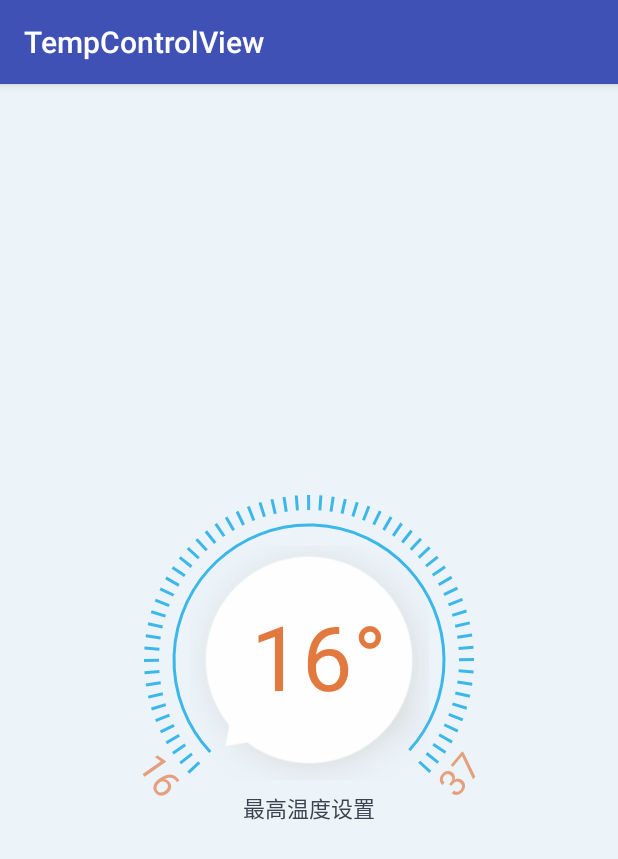
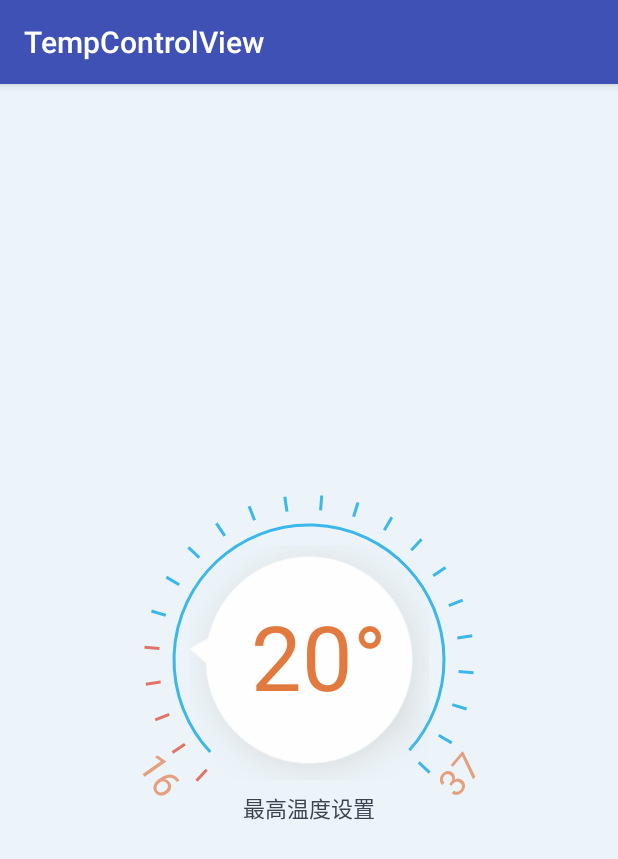
Before and after one commit to alidili/TempControlView, an Android app: the screen it shows after launch (MainActivity), on a phone screen of 412 x 824 dp. Shown: the top 859 px of the screen. Run offline under Robolectric (Android 15) with nearby library versions, the phone set to English and light mode, and no system bars.

Commit message:
1、修改旋钮角度和刻度不对应bug<br> 2、修改起始温度 < 0 时候，文字不正确bug<br> 3、优化画刻度部分代码<br> 4、添加旋钮是否可旋转功能.

```diff
--- a/app/src/main/java/com/yang/tempcontrolview/MainActivity.java
+++ b/app/src/main/java/com/yang/tempcontrolview/MainActivity.java
@@ -23,8 +23,10 @@ public class MainActivity extends AppCompatActivity {
 
         TempControlView tempControl = findViewById(R.id.temp_control);
         // 设置三格代表温度1度
-        tempControl.setAngleRate(3);
-        tempControl.setTemp(16, 37, 16);
+        tempControl.setAngleRate(1);
+        tempControl.setTemp(16, 37, 20);
+        //设置旋钮是否可旋转
+        tempControl.setCanRotate(true);
 
         tempControl.setOnTempChangeListener(new TempControlView.OnTempChangeListener() {
             @Override
--- a/app/src/main/java/com/yang/tempcontrolview/TempControlView.java
+++ b/app/src/main/java/com/yang/tempcontrolview/TempControlView.java
@@ -73,6 +73,10 @@ public class TempControlView extends View {
     private float rotateAngle;
     // 当前的角度
     private float currentAngle;
+    /**
+     * 是否可以旋转
+     */
+    private boolean canRotate = false;
 
     public TempControlView(Context context) {
         this(context, null);
@@ -143,6 +147,7 @@ public class TempControlView extends View {
         drawTemp(canvas);
     }
 
+
     /**
      * 绘制刻度盘
      *
@@ -151,19 +156,20 @@ public class TempControlView extends View {
     private void drawScale(Canvas canvas) {
         canvas.save();
         canvas.translate(getWidth() / 2, getHeight() / 2);
-        // 逆时针旋转135-2度
-        canvas.rotate(-133);
+        // 顺时针旋转135-2度
+        canvas.rotate(133);
+        //未达到的温度
         dialPaint.setColor(Color.parseColor("#3CB7EA"));
-        for (int i = 0; i < angleRate * (maxTemp - minTemp); i++) {
+        for (int i = angleRate * maxTemp; i > angleRate * temperature; i--) {
             canvas.drawLine(0, -dialRadius, 0, -dialRadius + scaleHeight, dialPaint);
-            canvas.rotate(angleOne);
+            canvas.rotate(-angleOne);
         }
 
-        canvas.rotate(90);
+        //已经达到的温度
         dialPaint.setColor(Color.parseColor("#E37364"));
-        for (int i = 0; i < (temperature - minTemp) * angleRate; i++) {
+        for (int i = temperature * angleRate; i >= minTemp * angleRate; i--) {
             canvas.drawLine(0, -dialRadius, 0, -dialRadius + scaleHeight, dialPaint);
-            canvas.rotate(angleOne);
+            canvas.rotate(-angleOne);
         }
         canvas.restore();
     }
@@ -196,7 +202,13 @@ public class TempControlView extends View {
 
         // 绘制最小温度标识
         // 最小温度如果小于10，显示为0x
-        String minTempFlag = minTemp < 10 ? "0" + minTemp : minTemp + "";
+        String minTempFlag = "";
+        if (minTemp <= 0) {
+            minTempFlag = minTemp + "";
+        } else {
+            minTempFlag = minTemp < 10 ? "0" + minTemp : minTemp + "";
+        }
+
         float tempFlagWidth = titlePaint.measureText(maxTemp + "");
         canvas.rotate(55, width / 2, height / 2);
         canvas.drawText(minTempFlag, (width - tempFlagWidth) / 2, height + dp2px(5), tempFlagPaint);
@@ -255,6 +267,9 @@ public class TempControlView extends View {
 
     @Override
     public boolean onTouchEvent(MotionEvent event) {
+        if (!canRotate) {
+            return super.onTouchEvent(event);
+        } else {
             switch (event.getAction()) {
                 case MotionEvent.ACTION_DOWN:
                     isDown = true;
@@ -310,6 +325,7 @@ public class TempControlView extends View {
                 }
             }
             return true;
+        }
     }
 
     /**
@@ -398,13 +414,27 @@ public class TempControlView extends View {
         } else {
             this.temperature = temp;
         }
-
+        // 计算每格的角度
+        angleOne = (float) 270 / (maxTemp - minTemp) / angleRate;
         // 计算旋转角度
         rotateAngle = (float) ((temp - minTemp) * angleRate * angleOne);
-        // 计算每格的角度
-        angleOne = (float) 270 / (maxTemp - minTemp) / angleRate;
+
         invalidate();
     }
+
+    /**
+     * 设置旋钮是否可以旋转
+     *
+     * @param canRotate
+     */
+    public void setCanRotate(boolean canRotate) {
+        this.canRotate = canRotate;
+    }
+
+    public boolean getCanRotate() {
+        return this.canRotate;
+    }
+
 
     /**
      * 设置温度改变监听
```
Lines whose indentation alone changed are shown as unchanged.
